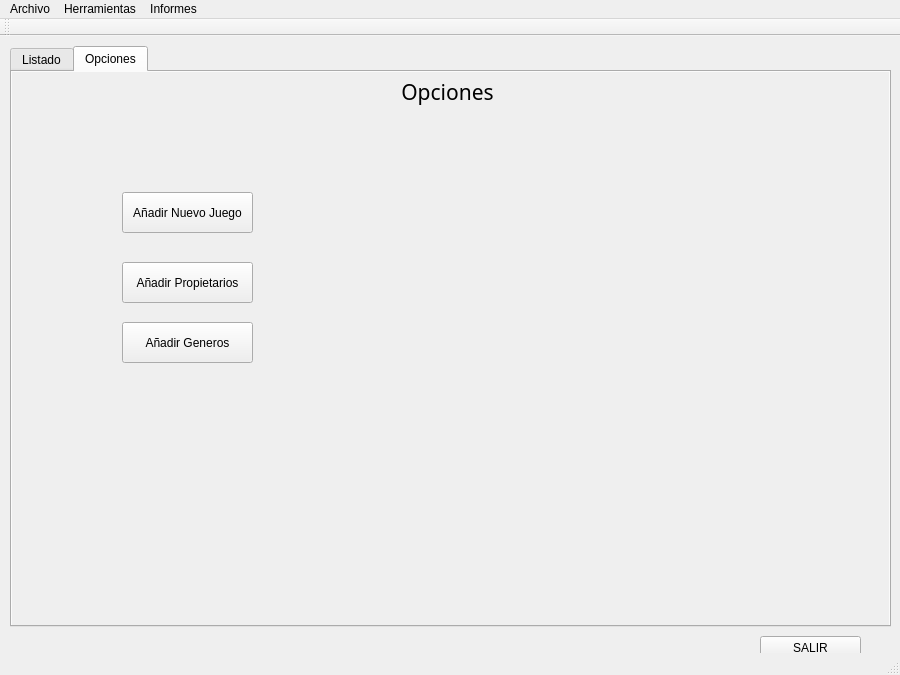
First picture: the form in UiPrincipal.ui, repository arlumno/DI-BibliotecaJuegos, before the edit.
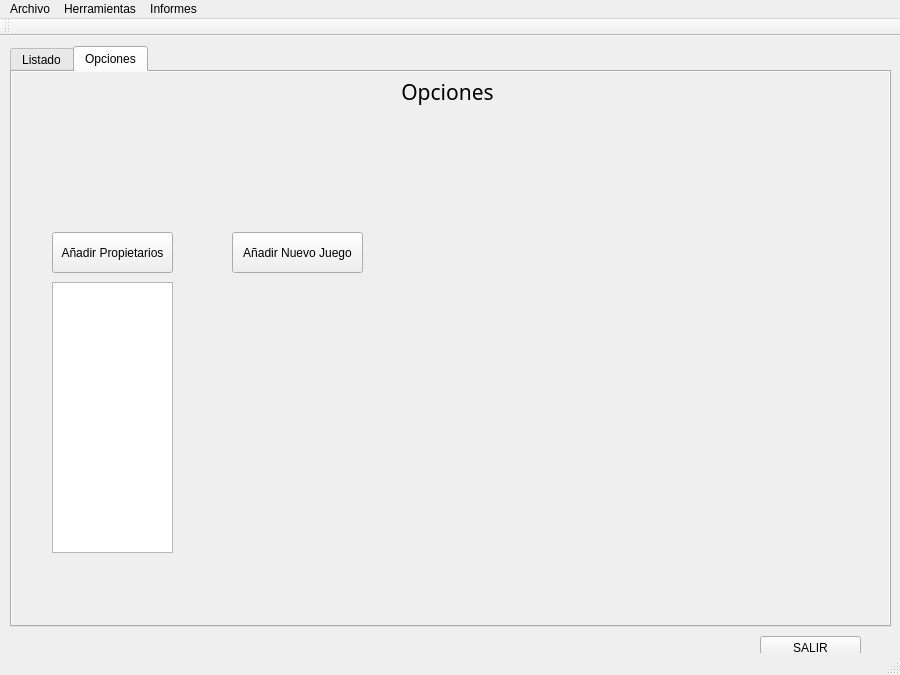
Second picture: the form after the edit. The open tabs and pages were chosen to show the change. Icons and pictures are not drawn.

What changed in the file:
```diff
--- a/UiPrincipal.ui
+++ b/UiPrincipal.ui
@@ -396,8 +396,8 @@
      <widget class="QPushButton" name="bAddGame">
       <property name="geometry">
        <rect>
-        <x>110</x>
-        <y>120</y>
+        <x>220</x>
+        <y>160</y>
         <width>131</width>
         <height>41</height>
        </rect>
@@ -409,9 +409,9 @@
      <widget class="QPushButton" name="bAddGame_2">
       <property name="geometry">
        <rect>
-        <x>110</x>
-        <y>190</y>
-        <width>131</width>
+        <x>40</x>
+        <y>160</y>
+        <width>121</width>
         <height>41</height>
        </rect>
       </property>
@@ -419,18 +419,15 @@
        <string>Añadir Propietarios</string>
       </property>
      </widget>
-     <widget class="QPushButton" name="bAddGame_3">
+     <widget class="QListWidget" name="lwPropietarios">
       <property name="geometry">
        <rect>
-        <x>110</x>
-        <y>250</y>
-        <width>131</width>
-        <height>41</height>
+        <x>40</x>
+        <y>210</y>
+        <width>121</width>
+        <height>271</height>
        </rect>
       </property>
-      <property name="text">
-       <string>Añadir Generos</string>
-      </property>
      </widget>
     </widget>
    </widget>
```
Left out of the diff: 4 changed lines with no effect on the pictures.
